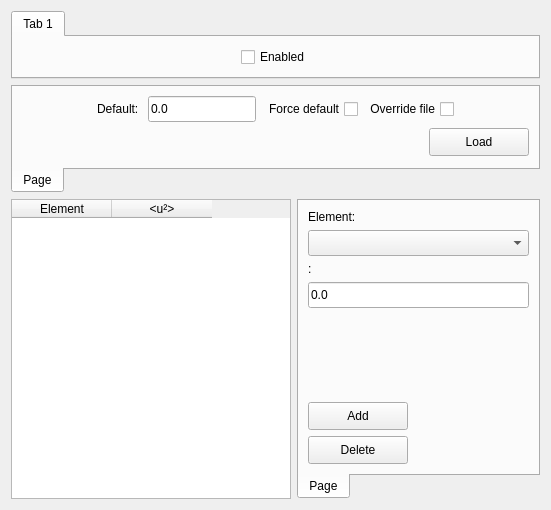
First picture: the form in src/gui/dialogs/settings/frames/thermalscatteringframe.ui, repository JJPPeters/clTEM, before the edit.
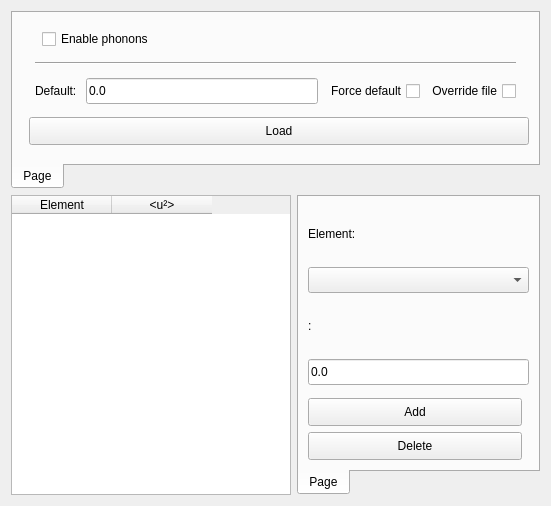
Second picture: the form after the edit. Custom widgets are drawn as their Qt base class.

Diff of the .ui file:
```diff
--- a/src/gui/dialogs/settings/frames/thermalscatteringframe.ui
+++ b/src/gui/dialogs/settings/frames/thermalscatteringframe.ui
@@ -7,317 +7,14 @@
     <x>0</x>
     <y>0</y>
     <width>551</width>
-    <height>470</height>
+    <height>506</height>
    </rect>
   </property>
   <property name="windowTitle">
    <string>Form</string>
   </property>
   <layout class="QGridLayout" name="gridLayout_2">
-   <item row="3" column="1">
-    <widget class="tabPanel" name="tPanel_2">
-     <property name="maximumSize">
-      <size>
-       <width>16777215</width>
-       <height>16777215</height>
-      </size>
-     </property>
-     <property name="autoFillBackground">
-      <bool>false</bool>
-     </property>
-     <property name="styleSheet">
-      <string notr="true"/>
-     </property>
-     <property name="tabPosition">
-      <enum>QTabWidget::South</enum>
-     </property>
-     <property name="currentIndex">
-      <number>0</number>
-     </property>
-     <property name="elideMode">
-      <enum>Qt::ElideMiddle</enum>
-     </property>
-     <property name="tabsClosable">
-      <bool>false</bool>
-     </property>
-     <widget class="QWidget" name="vLayout_3">
-      <attribute name="title">
-       <string>Page</string>
-      </attribute>
-      <layout class="QVBoxLayout" name="verticalLayout">
-       <item>
-        <widget class="QLabel" name="label_10">
-         <property name="layoutDirection">
-          <enum>Qt::LeftToRight</enum>
-         </property>
-         <property name="text">
-          <string>Element: </string>
-         </property>
-         <property name="alignment">
-          <set>Qt::AlignLeading|Qt::AlignLeft|Qt::AlignVCenter</set>
-         </property>
-        </widget>
-       </item>
-       <item>
-        <widget class="QComboBox" name="cmbElement">
-         <property name="minimumSize">
-          <size>
-           <width>120</width>
-           <height>26</height>
-          </size>
-         </property>
-        </widget>
-       </item>
-       <item>
-        <widget class="QLabel" name="label_9">
-         <property name="layoutDirection">
-          <enum>Qt::LeftToRight</enum>
-         </property>
-         <property name="text">
-          <string>&lt;u²&gt;: </string>
-         </property>
-         <property name="alignment">
-          <set>Qt::AlignLeading|Qt::AlignLeft|Qt::AlignVCenter</set>
-         </property>
-        </widget>
-       </item>
-       <item>
-        <widget class="EditUnitsBox" name="edtDisplacement">
-         <property name="minimumSize">
-          <size>
-           <width>100</width>
-           <height>26</height>
-          </size>
-         </property>
-         <property name="text">
-          <string>0.0</string>
-         </property>
-        </widget>
-       </item>
-       <item>
-        <spacer name="verticalSpacer">
-         <property name="orientation">
-          <enum>Qt::Vertical</enum>
-         </property>
-         <property name="sizeHint" stdset="0">
-          <size>
-           <width>20</width>
-           <height>40</height>
-          </size>
-         </property>
-        </spacer>
-       </item>
-       <item>
-        <layout class="QHBoxLayout" name="horizontalLayout">
-         <property name="leftMargin">
-          <number>0</number>
-         </property>
-         <property name="topMargin">
-          <number>0</number>
-         </property>
-         <item>
-          <widget class="QPushButton" name="btnAdd">
-           <property name="minimumSize">
-            <size>
-             <width>100</width>
-             <height>28</height>
-            </size>
-           </property>
-           <property name="text">
-            <string>Add</string>
-           </property>
-          </widget>
-         </item>
-         <item>
-          <spacer name="horizontalSpacer_4">
-           <property name="orientation">
-            <enum>Qt::Horizontal</enum>
-           </property>
-           <property name="sizeHint" stdset="0">
-            <size>
-             <width>40</width>
-             <height>20</height>
-            </size>
-           </property>
-          </spacer>
-         </item>
-        </layout>
-       </item>
-       <item>
-        <layout class="QHBoxLayout" name="horizontalLayout_6">
-         <property name="topMargin">
-          <number>0</number>
-         </property>
-         <item>
-          <widget class="QPushButton" name="btnDelete">
-           <property name="minimumSize">
-            <size>
-             <width>100</width>
-             <height>28</height>
-            </size>
-           </property>
-           <property name="text">
-            <string>Delete</string>
-           </property>
-          </widget>
-         </item>
-         <item>
-          <spacer name="horizontalSpacer_9">
-           <property name="orientation">
-            <enum>Qt::Horizontal</enum>
-           </property>
-           <property name="sizeHint" stdset="0">
-            <size>
-             <width>40</width>
-             <height>20</height>
-            </size>
-           </property>
-          </spacer>
-         </item>
-        </layout>
-       </item>
-      </layout>
-     </widget>
-    </widget>
-   </item>
-   <item row="2" column="0" colspan="2">
-    <widget class="tabPanel" name="tPanel">
-     <property name="maximumSize">
-      <size>
-       <width>16777215</width>
-       <height>16777215</height>
-      </size>
-     </property>
-     <property name="autoFillBackground">
-      <bool>false</bool>
-     </property>
-     <property name="styleSheet">
-      <string notr="true"/>
-     </property>
-     <property name="tabPosition">
-      <enum>QTabWidget::South</enum>
-     </property>
-     <property name="currentIndex">
-      <number>0</number>
-     </property>
-     <property name="elideMode">
-      <enum>Qt::ElideMiddle</enum>
-     </property>
-     <property name="tabsClosable">
-      <bool>false</bool>
-     </property>
-     <widget class="QWidget" name="vLayout">
-      <attribute name="title">
-       <string>Page</string>
-      </attribute>
-      <layout class="QGridLayout" name="gridLayout">
-       <item row="1" column="2">
-        <widget class="EditUnitsBox" name="edtDefault">
-         <property name="minimumSize">
-          <size>
-           <width>100</width>
-           <height>26</height>
-          </size>
-         </property>
-         <property name="text">
-          <string>0.0</string>
-         </property>
-        </widget>
-       </item>
-       <item row="1" column="5">
-        <spacer name="horizontalSpacer_2">
-         <property name="orientation">
-          <enum>Qt::Horizontal</enum>
-         </property>
-         <property name="sizeHint" stdset="0">
-          <size>
-           <width>40</width>
-           <height>20</height>
-          </size>
-         </property>
-        </spacer>
-       </item>
-       <item row="2" column="0" colspan="6">
-        <layout class="QHBoxLayout" name="horizontalLayout_3">
-         <item>
-          <spacer name="horizontalSpacer_3">
-           <property name="orientation">
-            <enum>Qt::Horizontal</enum>
-           </property>
-           <property name="sizeHint" stdset="0">
-            <size>
-             <width>40</width>
-             <height>20</height>
-            </size>
-           </property>
-          </spacer>
-         </item>
-         <item>
-          <widget class="QPushButton" name="btnLoad">
-           <property name="minimumSize">
-            <size>
-             <width>100</width>
-             <height>28</height>
-            </size>
-           </property>
-           <property name="text">
-            <string>Load</string>
-           </property>
-          </widget>
-         </item>
-        </layout>
-       </item>
-       <item row="1" column="0">
-        <spacer name="horizontalSpacer">
-         <property name="orientation">
-          <enum>Qt::Horizontal</enum>
-         </property>
-         <property name="sizeHint" stdset="0">
-          <size>
-           <width>40</width>
-           <height>20</height>
-          </size>
-         </property>
-        </spacer>
-       </item>
-       <item row="1" column="4">
-        <widget class="QCheckBox" name="chkOverride">
-         <property name="layoutDirection">
-          <enum>Qt::RightToLeft</enum>
-         </property>
-         <property name="text">
-          <string>Override file</string>
-         </property>
-        </widget>
-       </item>
-       <item row="1" column="3">
-        <widget class="QCheckBox" name="chkForceDefault">
-         <property name="layoutDirection">
-          <enum>Qt::RightToLeft</enum>
-         </property>
-         <property name="text">
-          <string>Force default</string>
-         </property>
-        </widget>
-       </item>
-       <item row="1" column="1">
-        <widget class="QLabel" name="label_2">
-         <property name="layoutDirection">
-          <enum>Qt::LeftToRight</enum>
-         </property>
-         <property name="text">
-          <string>Default: </string>
-         </property>
-         <property name="alignment">
-          <set>Qt::AlignLeading|Qt::AlignLeft|Qt::AlignVCenter</set>
-         </property>
-        </widget>
-       </item>
-      </layout>
-     </widget>
-    </widget>
-   </item>
-   <item row="3" column="0">
+   <item row="2" column="0">
     <widget class="QTableWidget" name="tblDisplacements">
      <property name="minimumSize">
       <size>
@@ -397,46 +94,301 @@
      </column>
     </widget>
    </item>
-   <item row="0" column="0" colspan="2">
-    <widget class="tabPanel" name="tabWidget">
-     <widget class="QWidget" name="tab">
+   <item row="1" column="0" colspan="2">
+    <widget class="tabPanel" name="tPanel">
+     <property name="maximumSize">
+      <size>
+       <width>16777215</width>
+       <height>16777215</height>
+      </size>
+     </property>
+     <property name="autoFillBackground">
+      <bool>false</bool>
+     </property>
+     <property name="styleSheet">
+      <string notr="true"/>
+     </property>
+     <property name="tabPosition">
+      <enum>QTabWidget::South</enum>
+     </property>
+     <property name="currentIndex">
+      <number>0</number>
+     </property>
+     <property name="elideMode">
+      <enum>Qt::ElideMiddle</enum>
+     </property>
+     <property name="tabsClosable">
+      <bool>false</bool>
+     </property>
+     <widget class="QWidget" name="vLayout">
       <attribute name="title">
-       <string>Tab 1</string>
+       <string>Page</string>
       </attribute>
-      <layout class="QHBoxLayout" name="horizontalLayout_4">
-       <item>
-        <spacer name="horizontalSpacer_5">
+      <layout class="QGridLayout" name="gridLayout">
+       <item row="0" column="2" colspan="4">
+        <layout class="QHBoxLayout" name="horizontalLayout_2">
+         <item>
+          <spacer name="horizontalSpacer_5">
+           <property name="orientation">
+            <enum>Qt::Horizontal</enum>
+           </property>
+          </spacer>
+         </item>
+         <item>
+          <widget class="QCheckBox" name="chkEnabled">
+           <property name="text">
+            <string>Enable phonons</string>
+           </property>
+          </widget>
+         </item>
+         <item>
+          <spacer name="horizontalSpacer_6">
+           <property name="orientation">
+            <enum>Qt::Horizontal</enum>
+           </property>
+          </spacer>
+         </item>
+        </layout>
+       </item>
+       <item row="3" column="1" colspan="6">
+        <layout class="QHBoxLayout" name="horizontalLayout_3">
+         <item>
+          <spacer name="horizontalSpacer_3">
+           <property name="orientation">
+            <enum>Qt::Horizontal</enum>
+           </property>
+          </spacer>
+         </item>
+         <item>
+          <widget class="QPushButton" name="btnLoad">
+           <property name="minimumSize">
+            <size>
+             <width>100</width>
+             <height>28</height>
+            </size>
+           </property>
+           <property name="text">
+            <string>Load</string>
+           </property>
+          </widget>
+         </item>
+        </layout>
+       </item>
+       <item row="2" column="1">
+        <spacer name="horizontalSpacer">
          <property name="orientation">
           <enum>Qt::Horizontal</enum>
          </property>
-         <property name="sizeHint" stdset="0">
+        </spacer>
+       </item>
+       <item row="2" column="6">
+        <spacer name="horizontalSpacer_2">
+         <property name="orientation">
+          <enum>Qt::Horizontal</enum>
+         </property>
+        </spacer>
+       </item>
+       <item row="2" column="5">
+        <widget class="QCheckBox" name="chkOverride">
+         <property name="layoutDirection">
+          <enum>Qt::RightToLeft</enum>
+         </property>
+         <property name="text">
+          <string>Override file</string>
+         </property>
+        </widget>
+       </item>
+       <item row="2" column="4">
+        <widget class="QCheckBox" name="chkForceDefault">
+         <property name="layoutDirection">
+          <enum>Qt::RightToLeft</enum>
+         </property>
+         <property name="text">
+          <string>Force default</string>
+         </property>
+        </widget>
+       </item>
+       <item row="2" column="3">
+        <widget class="EditUnitsBox" name="edtDefault">
+         <property name="minimumSize">
           <size>
-           <width>40</width>
-           <height>20</height>
+           <width>100</width>
+           <height>26</height>
           </size>
          </property>
-        </spacer>
+         <property name="text">
+          <string>0.0</string>
+         </property>
+        </widget>
        </item>
-       <item>
-        <widget class="QCheckBox" name="chkEnabled">
+       <item row="2" column="2">
+        <widget class="QLabel" name="label_2">
+         <property name="layoutDirection">
+          <enum>Qt::LeftToRight</enum>
+         </property>
          <property name="text">
-          <string>Enabled</string>
+          <string>Default: </string>
          </property>
+         <property name="alignment">
+          <set>Qt::AlignLeading|Qt::AlignLeft|Qt::AlignVCenter</set>
+         </property>
         </widget>
        </item>
-       <item>
-        <spacer name="horizontalSpacer_6">
+       <item row="1" column="2" colspan="4">
+        <widget class="Line" name="line">
          <property name="orientation">
           <enum>Qt::Horizontal</enum>
          </property>
-         <property name="sizeHint" stdset="0">
+        </widget>
+       </item>
+      </layout>
+     </widget>
+    </widget>
+   </item>
+   <item row="2" column="1">
+    <widget class="tabPanel" name="tPanel_2">
+     <property name="maximumSize">
+      <size>
+       <width>16777215</width>
+       <height>16777215</height>
+      </size>
+     </property>
+     <property name="autoFillBackground">
+      <bool>false</bool>
+     </property>
+     <property name="styleSheet">
+      <string notr="true"/>
+     </property>
+     <property name="tabPosition">
+      <enum>QTabWidget::South</enum>
+     </property>
+     <property name="currentIndex">
+      <number>0</number>
+     </property>
+     <property name="elideMode">
+      <enum>Qt::ElideMiddle</enum>
+     </property>
+     <property name="tabsClosable">
+      <bool>false</bool>
+     </property>
+     <widget class="QWidget" name="vLayout_3">
+      <attribute name="title">
+       <string>Page</string>
+      </attribute>
+      <layout class="QVBoxLayout" name="verticalLayout">
+       <item>
+        <widget class="QLabel" name="label_10">
+         <property name="layoutDirection">
+          <enum>Qt::LeftToRight</enum>
+         </property>
+         <property name="text">
+          <string>Element: </string>
+         </property>
+         <property name="alignment">
+          <set>Qt::AlignLeading|Qt::AlignLeft|Qt::AlignVCenter</set>
+         </property>
+        </widget>
+       </item>
+       <item>
+        <widget class="QComboBox" name="cmbElement">
+         <property name="minimumSize">
           <size>
-           <width>40</width>
-           <height>20</height>
+           <width>120</width>
+           <height>26</height>
           </size>
          </property>
+        </widget>
+       </item>
+       <item>
+        <widget class="QLabel" name="label_9">
+         <property name="layoutDirection">
+          <enum>Qt::LeftToRight</enum>
+         </property>
+         <property name="text">
+          <string>&lt;u²&gt;: </string>
+         </property>
+         <property name="alignment">
+          <set>Qt::AlignLeading|Qt::AlignLeft|Qt::AlignVCenter</set>
+         </property>
+        </widget>
+       </item>
+       <item>
+        <widget class="EditUnitsBox" name="edtDisplacement">
+         <property name="minimumSize">
+          <size>
+           <width>100</width>
+           <height>26</height>
+          </size>
+         </property>
+         <property name="text">
+          <string>0.0</string>
+         </property>
+        </widget>
+       </item>
+       <item>
+        <spacer name="verticalSpacer">
+         <property name="orientation">
+          <enum>Qt::Vertical</enum>
+         </property>
         </spacer>
        </item>
+       <item>
+        <layout class="QHBoxLayout" name="horizontalLayout">
+         <property name="leftMargin">
+          <number>0</number>
+         </property>
+         <property name="topMargin">
+          <number>0</number>
+         </property>
+         <item>
+          <widget class="QPushButton" name="btnAdd">
+           <property name="minimumSize">
+            <size>
+             <width>100</width>
+             <height>28</height>
+            </size>
+           </property>
+           <property name="text">
+            <string>Add</string>
+           </property>
+          </widget>
+         </item>
+         <item>
+          <spacer name="horizontalSpacer_4">
+           <property name="orientation">
+            <enum>Qt::Horizontal</enum>
+           </property>
+          </spacer>
+         </item>
+        </layout>
+       </item>
+       <item>
+        <layout class="QHBoxLayout" name="horizontalLayout_6">
+         <property name="topMargin">
+          <number>0</number>
+         </property>
+         <item>
+          <widget class="QPushButton" name="btnDelete">
+           <property name="minimumSize">
+            <size>
+             <width>100</width>
+             <height>28</height>
+            </size>
+           </property>
+           <property name="text">
+            <string>Delete</string>
+           </property>
+          </widget>
+         </item>
+         <item>
+          <spacer name="horizontalSpacer_9">
+           <property name="orientation">
+            <enum>Qt::Horizontal</enum>
+           </property>
+          </spacer>
+         </item>
+        </layout>
+       </item>
       </layout>
      </widget>
     </widget>
```
Left out of the diff: 3 changed lines with no effect on the pictures.
